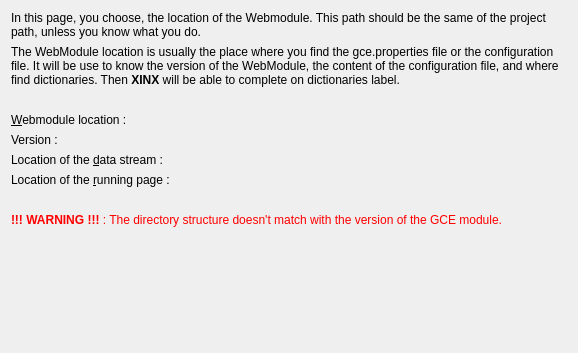
Above: plugins/generix/projectproperty/wizard/newgenerixinformationpage.ui from phoenix741/xinx before the change. Below: the same form after it.
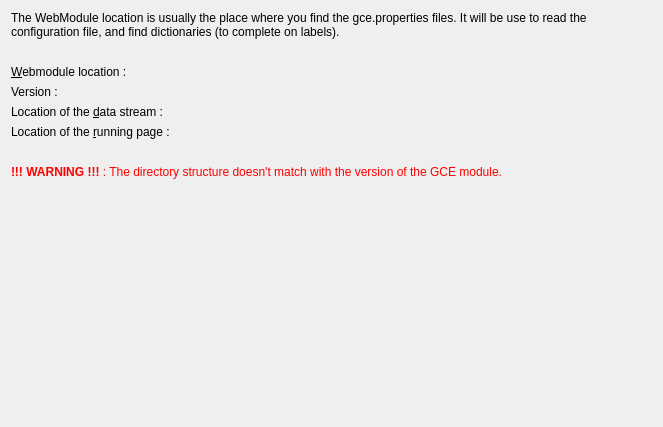
That is the form after the change. Custom widgets are drawn as their Qt base class.

```diff
--- a/plugins/generix/projectproperty/wizard/newgenerixinformationpage.ui
+++ b/plugins/generix/projectproperty/wizard/newgenerixinformationpage.ui
@@ -6,8 +6,8 @@
    <rect>
     <x>0</x>
     <y>0</y>
-    <width>578</width>
-    <height>353</height>
+    <width>663</width>
+    <height>427</height>
    </rect>
   </property>
   <property name="focusPolicy">
@@ -20,23 +20,13 @@
    <string>Define informations used by the Generix module of XINX</string>
   </property>
   <property name="subTitle">
-   <string>In this page, you can define the webmodule location (by default the project path). With this webmodule location, the Generix module can determine, the version and the default parameters to use.</string>
+   <string>In this page, you choose, the location of the Webmodule. This path should be the same of the project path, unless you know what you do.</string>
   </property>
   <layout class="QVBoxLayout" name="verticalLayout">
-   <item>
-    <widget class="QLabel" name="label_2">
-     <property name="text">
-      <string>In this page, you choose, the location of the Webmodule. This path should be the same of the project path, unless you know what you do.</string>
-     </property>
-     <property name="wordWrap">
-      <bool>true</bool>
-     </property>
-    </widget>
-   </item>
    <item>
     <widget class="QLabel" name="label_3">
      <property name="text">
-      <string>The WebModule location is usually the place where you find the gce.properties file or the configuration file. It will be use to know the version of the WebModule, the content of the configuration file, and where find dictionaries. Then &lt;b&gt;XINX&lt;/b&gt; will be able to complete on dictionaries label.</string>
+      <string>The WebModule location is usually the place where you find the gce.properties files. It will be use to read the configuration file, and find dictionaries (to complete on labels). </string>
      </property>
      <property name="wordWrap">
       <bool>true</bool>
```
